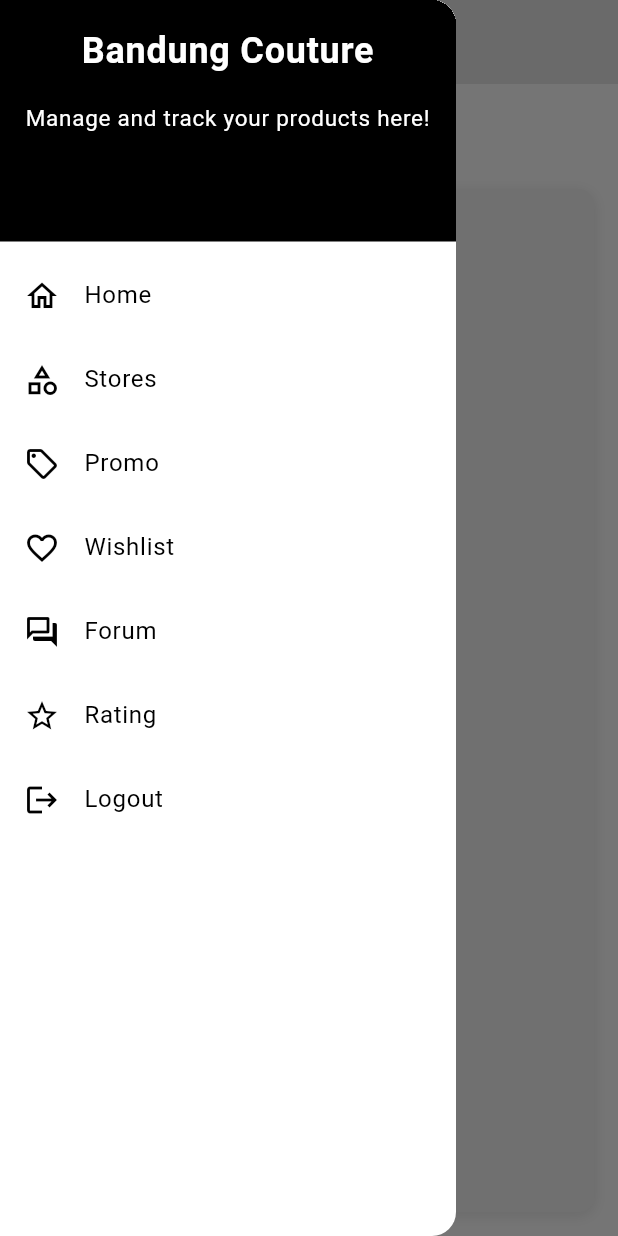
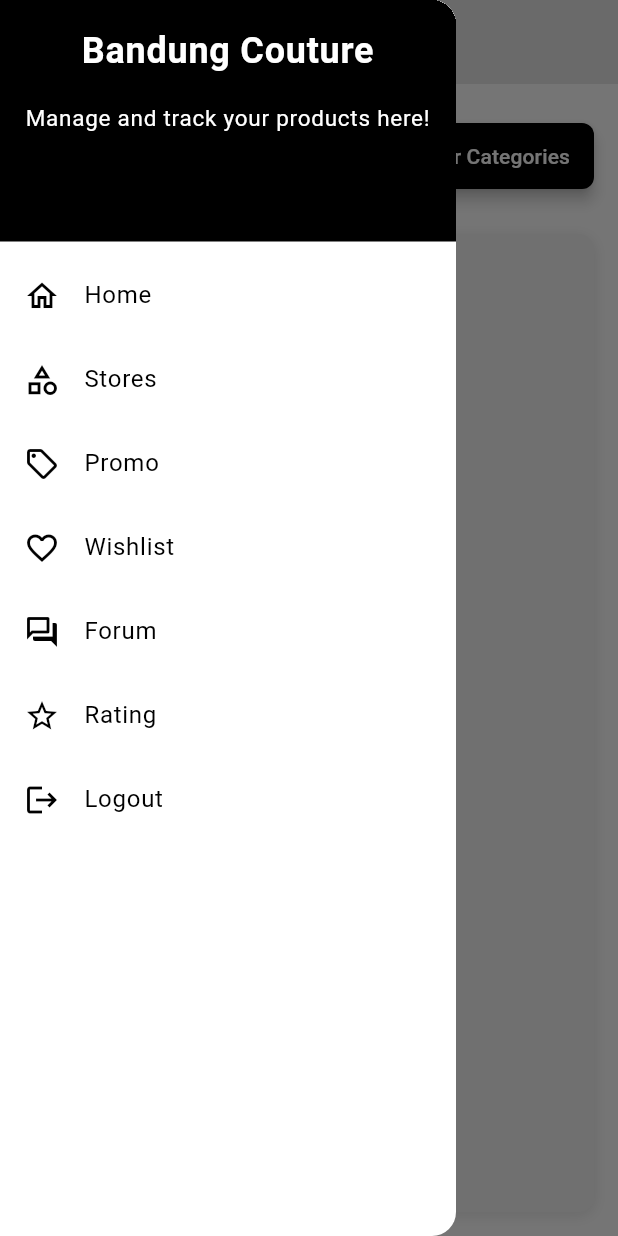
Before and after one commit to PBPgasal24-E01/bandung-couture-mobile, a Flutter app: the StoresPage screen opened directly, with the side drawer open, on a phone screen of 412 x 824 dp. Run offline on Flutter 3.47's test engine with Material 3 defaults, Android fonts, the phone set to English and light mode, and no system bars; missing offline and left inert: pbp_django_auth.

Commit message:
implemented store category filtering

```diff
--- a/lib/screens/stores/store_form.dart
+++ b/lib/screens/stores/store_form.dart
@@ -55,6 +55,7 @@ class _StoreFormPageState extends State<StoreFormPage> {
       context: context,
       builder: (BuildContext context) {
         return MultiSelect(
+          title: "Select Categories",
           items: names,
           initialItems: initial,
         );
--- a/lib/screens/stores/stores_page.dart
+++ b/lib/screens/stores/stores_page.dart
@@ -7,9 +7,64 @@ import 'package:bandung_couture_mobile/screens/stores/contributor_stores_page.da
 import 'package:bandung_couture_mobile/constants/url.dart';
 import 'package:provider/provider.dart';
 import 'package:pbp_django_auth/pbp_django_auth.dart';
+import 'package:bandung_couture_mobile/widgets/stores/multi_select.dart';
 
-class StoresPage extends StatelessWidget {
+class StoresPage extends StatefulWidget {
   const StoresPage({super.key});
+
+  @override
+  State<StoresPage> createState() {
+    return _StorePageState();
+  }
+}
+
+class _StorePageState extends State<StoresPage> {
+  List<int> _categories = [];
+
+  void _showMultiSelect() async {
+    final request = Provider.of<CookieRequest>(context, listen: false);
+    final response =
+        await request.get('${URL.urlLink}stores/get-categories-mapping?');
+
+    if (!context.mounted) return;
+
+    final nameToPk = (response['data'] as Map<String, dynamic>)
+        .map((key, value) => MapEntry(key, value as int));
+    final pkToName = (response['inverted_data'] as Map<String, dynamic>)
+        .map((key, value) => MapEntry(int.parse(key), value as String));
+
+    List<String> names = nameToPk.keys.toList();
+    List<String> initial = [];
+
+    for (int categoryPk in _categories) {
+      String? categoryName = pkToName[categoryPk];
+      if (categoryName != null) {
+        initial.add(categoryName);
+      }
+    }
+
+    final List<String>? results = await showDialog(
+      context: context,
+      builder: (BuildContext context) {
+        return MultiSelect(
+          title: "Filter Categories",
+          items: names,
+          initialItems: initial,
+        );
+      },
+    );
+
+    if (results != null) {
+      List<int> categories = [];
+      for (var name in results) {
+        int? pk = nameToPk[name];
+        if (pk != null) categories.add(pk);
+      }
+      setState(() {
+        _categories = categories;
+      });
+    }
+  }
 
   @override
   Widget build(BuildContext context) {
@@ -28,15 +83,47 @@ class StoresPage extends StatelessWidget {
         child: Column(
           crossAxisAlignment: CrossAxisAlignment.stretch,
           children: [
-            // Title Section
-            const Text(
-              "Stores",
-              style: TextStyle(
-                fontSize: 24,
-                color: Colors.black87,
+            Padding(
+              padding: const EdgeInsets.symmetric(vertical: 8),
+              child: Row(
+                mainAxisAlignment: MainAxisAlignment.spaceBetween,
+                children: [
+                  // Title Text
+                  const Text(
+                    "Stores",
+                    style: TextStyle(
+                      fontSize: 24,
+                      fontWeight: FontWeight.bold,
+                      color: Colors.black,
+                    ),
+                  ),
+
+                  // Filter Button
+                  ElevatedButton.icon(
+                    onPressed: _showMultiSelect,
+                    icon: const Icon(Icons.filter_alt, size: 20),
+                    label: const Text(
+                      "Filter Categories",
+                      style: TextStyle(
+                        fontSize: 14,
+                        fontWeight: FontWeight.w500,
+                      ),
+                    ),
+                    style: ElevatedButton.styleFrom(
+                      backgroundColor: Colors.black,
+                      foregroundColor: Colors.white,
+                      padding: const EdgeInsets.symmetric(
+                          vertical: 12, horizontal: 16),
+                      shape: RoundedRectangleBorder(
+                        borderRadius: BorderRadius.circular(8),
+                      ),
+                      elevation: 4, // Shadow effect
+                    ),
+                  ),
+                ],
               ),
-              textAlign: TextAlign.center,
             ),
+
             const SizedBox(height: 20), // Space between title and button
 
             if (isContributor)
@@ -86,7 +173,7 @@ class StoresPage extends StatelessWidget {
                   ],
                 ),
                 padding: const EdgeInsets.all(16),
-                child: const StoresSection(),
+                child: StoresSection(categories: _categories),
               ),
             ),
           ],
@@ -97,7 +184,9 @@ class StoresPage extends StatelessWidget {
 }
 
 class StoresSection extends StatefulWidget {
-  const StoresSection({super.key});
+  final List<int> categories;
+
+  const StoresSection({super.key, required this.categories});
 
   @override
   State<StoresSection> createState() => _StoresSectionState();
@@ -105,7 +194,8 @@ class StoresSection extends StatefulWidget {
 
 class _StoresSectionState extends State<StoresSection> {
   Future<List<Store>> fetchStores(CookieRequest request) async {
-    final response = await request.get('${URL.urlLink}stores/show-rest-all');
+    final response = await request.get(
+        '${URL.urlLink}stores/show-rest-all?categories-filter=${widget.categories.join(',')}');
     var data = response;
     List<Store> storesList = [];
     for (var d in data) {
```
Also changed, not shown: lib/widgets/stores/multi_select.dart (+6 -4 lines).
